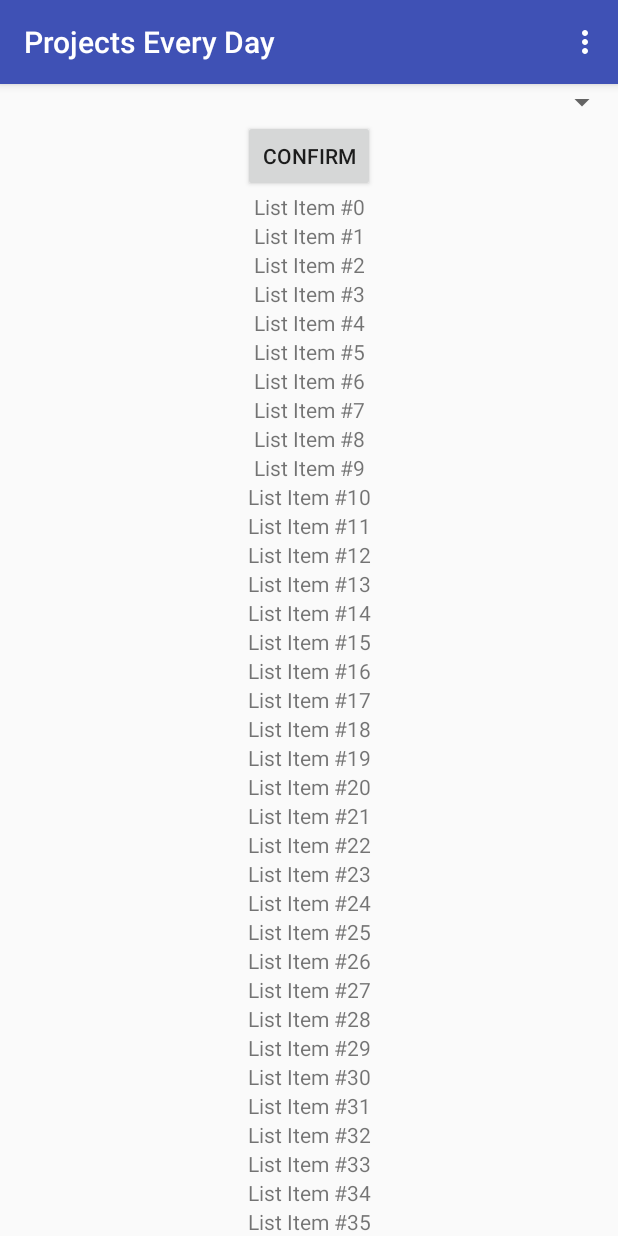
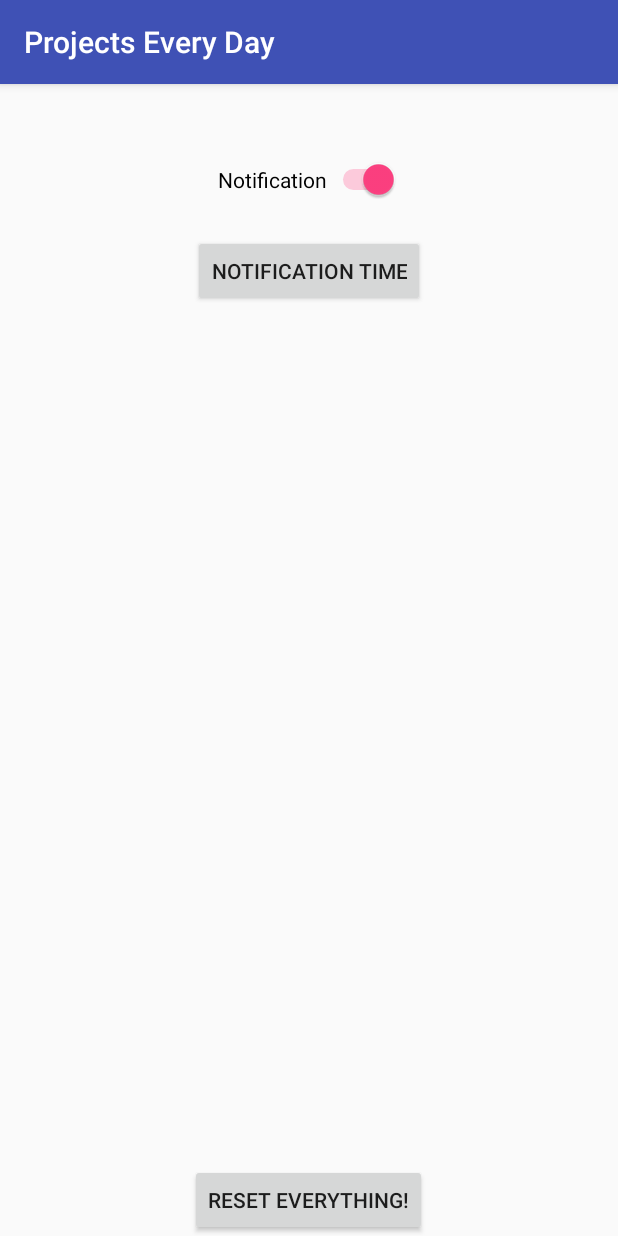
Before and after one commit to FigyTuna/ProjectsEveryDay, an Android app: the screen it shows after launch (MainActivity before the commit, SettingsActivity after it), in the options menu, after a tap on "Settings", on a phone screen of 412 x 824 dp. Run offline under Robolectric (Android 15) with nearby library versions, the phone set to English and light mode, and no system bars.

Commit message:
Rearranged Settings.

```diff
--- a/app/src/main/java/com/figytuna/projectseveryday/MainActivity.java
+++ b/app/src/main/java/com/figytuna/projectseveryday/MainActivity.java
@@ -1,6 +1,5 @@
 package com.figytuna.projectseveryday;
 
-import android.app.TimePickerDialog;
 import android.content.Intent;
 import android.support.v7.app.AppCompatActivity;
 import android.os.Bundle;
@@ -12,9 +11,6 @@ import android.view.ViewGroup;
 import android.widget.TableLayout;
 import android.widget.TableRow;
 import android.widget.TextView;
-import android.widget.TimePicker;
-
-import java.util.Calendar;
 
 public class MainActivity extends AppCompatActivity {
 
@@ -50,37 +46,24 @@ public class MainActivity extends AppCompatActivity {
   public boolean onOptionsItemSelected (MenuItem item)
   {
     switch (item.getItemId()) {
-            case R.id.chooseTime:
+      /*case R.id.chooseTime:
         chooseTime ();
         return true;
       case R.id.resetDatabase:
         new DatabaseHandler(getApplicationContext()).resetDatabase();
+        return true;*/
+      case R.id.settings:
+        Intent settingsActivity = new Intent (this, SettingsActivity.class);
+        startActivity(settingsActivity);
         return true;
       case R.id.editProjects:
-                Intent nextActivity = new Intent (this, ProjectsActivity.class);
-                startActivity(nextActivity);
+        Intent editProjectsActivity = new Intent (this, ProjectsActivity.class);
+        startActivity(editProjectsActivity);
         return true;
       default:
         return super.onOptionsItemSelected(item);
     }
 
-    }
-
-    private void chooseTime ()
-    {
-        Calendar saved_time = new DatabaseHandler(getApplicationContext()).getNotifTime();
-        int hour = saved_time.get(Calendar.HOUR_OF_DAY);
-        int minute = saved_time.get(Calendar.MINUTE);
-        TimePickerDialog timePicker;
-        timePicker = new TimePickerDialog(this, new TimePickerDialog.OnTimeSetListener() {
-            @Override
-            public void onTimeSet(TimePicker timePicker, int selectedHour, int selectedMinute) {
-                new DatabaseHandler(getApplicationContext()).updateNotifTime(selectedMinute, selectedHour);
-                NotificationHandler.setNotification(getApplicationContext());
-            }
-        }, hour, minute, false);
-        timePicker.setTitle("Select notification time.");
-        timePicker.show();
   }
 
   private void addListItem (String title)
--- a/app/src/main/java/com/figytuna/projectseveryday/NotificationHandler.java
+++ b/app/src/main/java/com/figytuna/projectseveryday/NotificationHandler.java
@@ -26,7 +26,6 @@ public class NotificationHandler {
     AlarmManager alarmManager = (AlarmManager) context.getSystemService(Context.ALARM_SERVICE);
     alarmManager.cancel(pendingIntent);
 
-        if (database.getNotifEnabled()) {
     Calendar current_cal = Calendar.getInstance();
     Calendar notif_cal = database.getNotifTime();
 
@@ -39,10 +38,12 @@ public class NotificationHandler {
 
     alarmManager.set (AlarmManager.RTC_WAKEUP, notif_cal.getTimeInMillis(), pendingIntent);
   }
-    }
 
   public static void presentNotification (Context context)
   {
+    DatabaseHandler database = new DatabaseHandler(context);
+
+    if (database.getNotifEnabled()) {
       NotificationCompat.Builder missedNotif = new NotificationCompat.Builder(context);
       missedNotif.setSmallIcon(R.drawable.ic_stat_name)
         .setContentTitle (NOTIFICATION_TITLE)
@@ -62,3 +63,4 @@ public class NotificationHandler {
       notifManager.notify (0, missedNotif.build ());
     }
   }
+}
--- /dev/null
+++ b/app/src/main/java/com/figytuna/projectseveryday/SettingsActivity.java
@@ -0,0 +1,72 @@
+package com.figytuna.projectseveryday;
+
+import android.app.TimePickerDialog;
+import android.content.DialogInterface;
+import android.support.v7.app.AlertDialog;
+import android.support.v7.app.AppCompatActivity;
+import android.os.Bundle;
+import android.view.View;
+import android.widget.CompoundButton;
+import android.widget.Switch;
+import android.widget.TimePicker;
+
+import java.util.Calendar;
+
+public class SettingsActivity extends AppCompatActivity {
+
+  @Override
+  protected void onCreate(Bundle savedInstanceState) {
+    super.onCreate(savedInstanceState);
+    setContentView(R.layout.activity_settings);
+
+    final DatabaseHandler db = new DatabaseHandler(getApplicationContext());
+    Switch notificationSwitch = (Switch) findViewById(R.id.switchNotification);
+
+    notificationSwitch.setChecked(db.getNotifEnabled());
+
+    notificationSwitch.setOnCheckedChangeListener(new CompoundButton.OnCheckedChangeListener()
+    {
+      public void onCheckedChanged(CompoundButton buttonView, boolean isChecked)
+      {
+        db.setNotifEnabled(isChecked);
+      }
+    });
+  }
+
+  public void onClickChooseTime (View view)
+  {
+    chooseTime();
+  }
+
+  public void onClickReset (View view)
+  {
+    AlertDialog.Builder alertDialogBuilder = new AlertDialog.Builder(this);
+    alertDialogBuilder.setTitle(R.string.sDatabaseResetConfirmation);
+    alertDialogBuilder.setPositiveButton("Yes", new DialogInterface.OnClickListener() {
+      @Override
+      public void onClick(DialogInterface dialog, int which) {
+        new DatabaseHandler(getApplicationContext()).resetDatabase();
+        finish();
+      }
+    });
+    alertDialogBuilder.setNegativeButton("No", null);
+    alertDialogBuilder.create().show();
+  }
+
+  private void chooseTime ()
+  {
+    Calendar saved_time = new DatabaseHandler(getApplicationContext()).getNotifTime();
+    int hour = saved_time.get(Calendar.HOUR_OF_DAY);
+    int minute = saved_time.get(Calendar.MINUTE);
+    TimePickerDialog timePicker;
+    timePicker = new TimePickerDialog(this, new TimePickerDialog.OnTimeSetListener() {
+      @Override
+      public void onTimeSet(TimePicker timePicker, int selectedHour, int selectedMinute) {
+        new DatabaseHandler(getApplicationContext()).updateNotifTime(selectedMinute, selectedHour);
+        NotificationHandler.setNotification(getApplicationContext());
+      }
+    }, hour, minute, false);
+    timePicker.setTitle("Select notification time.");
+    timePicker.show();
+  }
+}
--- a/app/src/main/res/layout/activity_main.xml
+++ b/app/src/main/res/layout/activity_main.xml
@@ -24,7 +24,7 @@
             android:layout_height="wrap_content"
             android:layout_below="@+id/projectSpinner"
             android:layout_centerHorizontal="true"
-            android:text="@string/confirm_button" />
+            android:text="temp" />
 
         <ScrollView
             android:layout_width="match_parent"
--- a/app/src/main/res/layout/activity_projects.xml
+++ b/app/src/main/res/layout/activity_projects.xml
@@ -1,6 +1,6 @@
 <?xml version="1.0" encoding="utf-8"?>
-<android.support.constraint.ConstraintLayout xmlns:android="http://schemas.android.com/apk/res/android"
-    xmlns:app="http://schemas.android.com/apk/res-auto"
+<android.support.constraint.ConstraintLayout
+    xmlns:android="http://schemas.android.com/apk/res/android"
     xmlns:tools="http://schemas.android.com/tools"
     android:layout_width="match_parent"
     android:layout_height="match_parent"
--- /dev/null
+++ b/app/src/main/res/layout/activity_settings.xml
@@ -0,0 +1,36 @@
+<?xml version="1.0" encoding="utf-8"?>
+<RelativeLayout
+    xmlns:android="http://schemas.android.com/apk/res/android"
+    xmlns:tools="http://schemas.android.com/tools"
+    android:layout_width="match_parent"
+    android:layout_height="match_parent"
+    tools:context="com.figytuna.projectseveryday.SettingsActivity">
+
+        <Switch
+            android:layout_width="wrap_content"
+            android:layout_height="wrap_content"
+            android:layout_alignParentTop="true"
+            android:layout_centerHorizontal="true"
+            android:layout_marginTop="50dp"
+            android:text="@string/sToggleNotification"
+            android:id="@+id/switchNotification"/>
+
+    <Button
+        android:id="@+id/btnChooseTime"
+        android:layout_width="wrap_content"
+        android:layout_height="wrap_content"
+        android:layout_below="@+id/switchNotification"
+        android:layout_centerHorizontal="true"
+        android:layout_marginTop="23dp"
+        android:onClick="onClickChooseTime"
+        android:text="@string/sChooseTime"/>
+
+    <Button
+        android:id="@+id/btnReset"
+        android:layout_width="wrap_content"
+        android:layout_height="wrap_content"
+        android:layout_alignParentBottom="true"
+        android:layout_centerHorizontal="true"
+        android:onClick="onClickReset"
+        android:text="@string/sResetDatabase"/>
+</RelativeLayout>
--- a/app/src/main/res/menu/main_activity_menu.xml
+++ b/app/src/main/res/menu/main_activity_menu.xml
@@ -3,15 +3,9 @@
 
     <item
         android:id="@+id/settings"
-        android:title="Settings"/>
-    <item
-        android:id="@+id/chooseTime"
-        android:title="Set Notify Time"/>
+        android:title="@string/sSettings"/>
     <item
         android:id="@+id/editProjects"
-        android:title="Edit Projects"/>
-    <item
-        android:id="@+id/resetDatabase"
-        android:title="!! Reset !!"/>
+        android:title="@string/sEditProjects"/>
 
 </menu>
--- a/app/src/main/res/values/strings.xml
+++ b/app/src/main/res/values/strings.xml
@@ -1,5 +1,10 @@
 <resources>
     <string name="app_name">Projects Every Day</string>
-    <string name="confirm_button">Confirm</string>
-    <string name="choose_time">Set Notification Time</string>
+    <string name="sToggleNotification">Notification</string>
+    <string name="sChooseTime">Notification Time</string>
+    <string name="sResetDatabase">Reset Everything!</string>
+    <string name="sSettings">Settings</string>
+    <string name="sEditProjects">Edit List of Projects</string>
+
+    <string name="sDatabaseResetConfirmation">Are you sure you want to reset all data?</string>
 </resources>
```
Also changed, not shown: app/src/main/AndroidManifest.xml (+7 -5 lines). Lines whose indentation alone changed are shown as unchanged.
